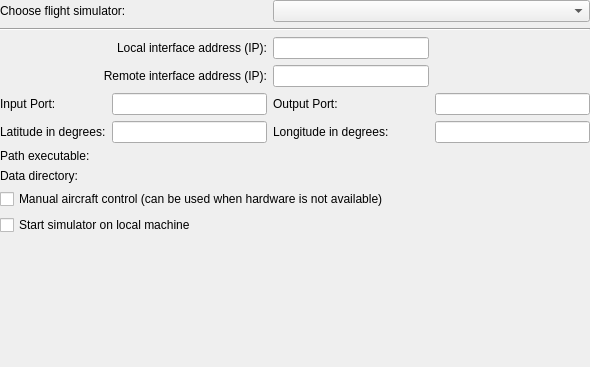
The window that ground/openpilotgcs/src/plugins/hitlnew/hitloptionspage.ui (openpilot/OpenPilot) describes before a commit, drawn with Qt 5.
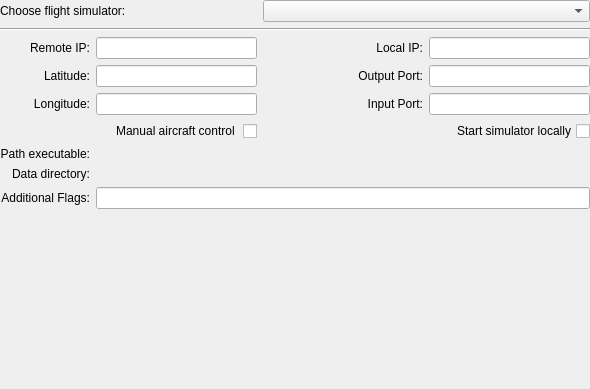
The same window after the commit. Custom widgets are drawn as their Qt base class.

Commit message: added ability to set config flags when loading flight gear

Patch:
```diff
--- a/ground/openpilotgcs/src/plugins/hitlnew/hitloptionspage.ui
+++ b/ground/openpilotgcs/src/plugins/hitlnew/hitloptionspage.ui
@@ -7,7 +7,7 @@
     <x>0</x>
     <y>0</y>
     <width>590</width>
-    <height>367</height>
+    <height>389</height>
    </rect>
   </property>
   <property name="sizePolicy">
@@ -23,10 +23,115 @@
    <property name="margin">
     <number>0</number>
    </property>
-   <item row="1" column="1" colspan="2">
-    <widget class="QLabel" name="label_3">
+   <item row="11" column="1" colspan="2">
+    <widget class="QCheckBox" name="manualControl">
+     <property name="sizePolicy">
+      <sizepolicy hsizetype="Preferred" vsizetype="Fixed">
+       <horstretch>0</horstretch>
+       <verstretch>0</verstretch>
+      </sizepolicy>
+     </property>
+     <property name="toolTip">
+      <string>Manual aircraft control (can be used when hardware is not available)</string>
+     </property>
+     <property name="layoutDirection">
+      <enum>Qt::RightToLeft</enum>
+     </property>
      <property name="text">
-      <string>Choose flight simulator:</string>
+      <string>Manual aircraft control </string>
+     </property>
+    </widget>
+   </item>
+   <item row="9" column="4">
+    <widget class="QLineEdit" name="inputPort">
+     <property name="sizePolicy">
+      <sizepolicy hsizetype="MinimumExpanding" vsizetype="Fixed">
+       <horstretch>0</horstretch>
+       <verstretch>0</verstretch>
+      </sizepolicy>
+     </property>
+     <property name="toolTip">
+      <string>For receiving data from sim</string>
+     </property>
+    </widget>
+   </item>
+   <item row="15" column="1">
+    <widget class="QLabel" name="label">
+     <property name="sizePolicy">
+      <sizepolicy hsizetype="Preferred" vsizetype="Fixed">
+       <horstretch>0</horstretch>
+       <verstretch>0</verstretch>
+      </sizepolicy>
+     </property>
+     <property name="text">
+      <string>Path executable:</string>
+     </property>
+     <property name="alignment">
+      <set>Qt::AlignRight|Qt::AlignTrailing|Qt::AlignVCenter</set>
+     </property>
+     <property name="margin">
+      <number>5</number>
+     </property>
+    </widget>
+   </item>
+   <item row="7" column="1">
+    <widget class="QLabel" name="label_7">
+     <property name="toolTip">
+      <string>In degrees</string>
+     </property>
+     <property name="text">
+      <string>Latitude:</string>
+     </property>
+     <property name="alignment">
+      <set>Qt::AlignRight|Qt::AlignTrailing|Qt::AlignVCenter</set>
+     </property>
+     <property name="margin">
+      <number>5</number>
+     </property>
+    </widget>
+   </item>
+   <item row="15" column="2" colspan="3">
+    <widget class="Utils::PathChooser" name="executablePath" native="true">
+     <property name="sizePolicy">
+      <sizepolicy hsizetype="Preferred" vsizetype="Preferred">
+       <horstretch>1</horstretch>
+       <verstretch>0</verstretch>
+      </sizepolicy>
+     </property>
+    </widget>
+   </item>
+   <item row="11" column="3" colspan="2">
+    <widget class="QCheckBox" name="startSim">
+     <property name="enabled">
+      <bool>true</bool>
+     </property>
+     <property name="sizePolicy">
+      <sizepolicy hsizetype="Preferred" vsizetype="Fixed">
+       <horstretch>0</horstretch>
+       <verstretch>0</verstretch>
+      </sizepolicy>
+     </property>
+     <property name="toolTip">
+      <string>Check this box to start the simulator on the local computer</string>
+     </property>
+     <property name="layoutDirection">
+      <enum>Qt::RightToLeft</enum>
+     </property>
+     <property name="text">
+      <string>Start simulator locally</string>
+     </property>
+    </widget>
+   </item>
+   <item row="16" column="2" colspan="3">
+    <widget class="Utils::PathChooser" name="dataPath" native="true"/>
+   </item>
+   <item row="9" column="2">
+    <widget class="QLineEdit" name="longitude">
+     <property name="sizePolicy">
+      <sizepolicy hsizetype="MinimumExpanding" vsizetype="Fixed">
+       <horstretch>0</horstretch>
+       <verstretch>0</verstretch>
+      </sizepolicy>
      </property>
     </widget>
    </item>
@@ -40,7 +145,7 @@
      </property>
     </widget>
    </item>
-   <item row="11" column="2">
+   <item row="18" column="2">
     <spacer name="verticalSpacer">
      <property name="orientation">
       <enum>Qt::Vertical</enum>
@@ -53,73 +158,53 @@
      </property>
     </spacer>
    </item>
-   <item row="3" column="1" colspan="2">
-    <widget class="QLabel" name="label_6">
-     <property name="sizePolicy">
-      <sizepolicy hsizetype="MinimumExpanding" vsizetype="Preferred">
-       <horstretch>0</horstretch>
-       <verstretch>0</verstretch>
-      </sizepolicy>
-     </property>
+   <item row="1" column="1" colspan="2">
+    <widget class="QLabel" name="label_3">
      <property name="text">
-      <string>Local interface address (IP):</string>
+      <string>Choose flight simulator:</string>
      </property>
-     <property name="alignment">
-      <set>Qt::AlignRight|Qt::AlignTrailing|Qt::AlignVCenter</set>
-     </property>
     </widget>
    </item>
-   <item row="6" column="1">
-    <widget class="QLabel" name="label_7">
-     <property name="text">
-      <string>Latitude in degrees:</string>
-     </property>
-    </widget>
-   </item>
-   <item row="6" column="3">
+   <item row="9" column="1">
     <widget class="QLabel" name="label_8">
-     <property name="text">
-      <string>Longitude in degrees:</string>
-     </property>
-    </widget>
-   </item>
-   <item row="8" column="1">
-    <widget class="QLabel" name="label_2">
-     <property name="sizePolicy">
-      <sizepolicy hsizetype="Preferred" vsizetype="Fixed">
-       <horstretch>0</horstretch>
-       <verstretch>0</verstretch>
-      </sizepolicy>
-     </property>
-     <property name="text">
-      <string>Data directory:</string>
-     </property>
-    </widget>
-   </item>
-   <item row="5" column="2">
-    <widget class="QLineEdit" name="inputPort">
-     <property name="sizePolicy">
-      <sizepolicy hsizetype="MinimumExpanding" vsizetype="Fixed">
-       <horstretch>0</horstretch>
-       <verstretch>0</verstretch>
-      </sizepolicy>
-     </property>
      <property name="toolTip">
-      <string>For receiving data from sim</string>
+      <string>in degrees</string>
+     </property>
+     <property name="text">
+      <string>Longitude:</string>
+     </property>
+     <property name="alignment">
+      <set>Qt::AlignRight|Qt::AlignTrailing|Qt::AlignVCenter</set>
+     </property>
+     <property name="margin">
+      <number>5</number>
      </property>
     </widget>
    </item>
-   <item row="7" column="2" colspan="3">
-    <widget class="Utils::PathChooser" name="executablePath" native="true">
+   <item row="7" column="2">
+    <widget class="QLineEdit" name="latitude">
      <property name="sizePolicy">
-      <sizepolicy hsizetype="Preferred" vsizetype="Preferred">
-       <horstretch>1</horstretch>
+      <sizepolicy hsizetype="MinimumExpanding" vsizetype="Fixed">
+       <horstretch>0</horstretch>
        <verstretch>0</verstretch>
       </sizepolicy>
      </property>
     </widget>
    </item>
-   <item row="5" column="3">
+   <item row="9" column="3">
+    <widget class="QLabel" name="label_5">
+     <property name="text">
+      <string>Input Port:</string>
+     </property>
+     <property name="alignment">
+      <set>Qt::AlignRight|Qt::AlignTrailing|Qt::AlignVCenter</set>
+     </property>
+     <property name="margin">
+      <number>5</number>
+     </property>
+    </widget>
+   </item>
+   <item row="7" column="3">
     <widget class="QLabel" name="label_4">
      <property name="sizePolicy">
       <sizepolicy hsizetype="Preferred" vsizetype="Preferred">
@@ -130,22 +215,35 @@
      <property name="text">
       <string>Output Port:</string>
      </property>
+     <property name="alignment">
+      <set>Qt::AlignRight|Qt::AlignTrailing|Qt::AlignVCenter</set>
+     </property>
+     <property name="margin">
+      <number>5</number>
+     </property>
     </widget>
    </item>
-   <item row="8" column="2" colspan="3">
-    <widget class="Utils::PathChooser" name="dataPath" native="true"/>
+   <item row="17" column="2" colspan="3">
+    <widget class="QLineEdit" name="additionalFlags">
+     <property name="toolTip">
+      <string>Additional startup flags to configure Flight Gear</string>
+     </property>
+    </widget>
    </item>
-   <item row="6" column="4">
-    <widget class="QLineEdit" name="longitude">
-     <property name="sizePolicy">
-      <sizepolicy hsizetype="MinimumExpanding" vsizetype="Fixed">
-       <horstretch>0</horstretch>
-       <verstretch>0</verstretch>
-      </sizepolicy>
+   <item row="17" column="1">
+    <widget class="QLabel" name="label_10">
+     <property name="text">
+      <string>Additional Flags:</string>
      </property>
+     <property name="alignment">
+      <set>Qt::AlignRight|Qt::AlignTrailing|Qt::AlignVCenter</set>
+     </property>
+     <property name="margin">
+      <number>5</number>
+     </property>
     </widget>
    </item>
-   <item row="5" column="4">
+   <item row="7" column="4">
     <widget class="QLineEdit" name="outputPort">
      <property name="sizePolicy">
       <sizepolicy hsizetype="MinimumExpanding" vsizetype="Fixed">
@@ -158,8 +256,8 @@
      </property>
     </widget>
    </item>
-   <item row="9" column="1" colspan="4">
-    <widget class="QCheckBox" name="manualControl">
+   <item row="16" column="1">
+    <widget class="QLabel" name="label_2">
      <property name="sizePolicy">
       <sizepolicy hsizetype="Preferred" vsizetype="Fixed">
        <horstretch>0</horstretch>
@@ -170,70 +268,30 @@
       <string>Manual aircraft control (can be used when hardware is not available)</string>
      </property>
      <property name="text">
-      <string>Manual aircraft control (can be used when hardware is not available)</string>
+      <string>Data directory:</string>
      </property>
-    </widget>
-   </item>
-   <item row="7" column="1">
-    <widget class="QLabel" name="label">
-     <property name="sizePolicy">
-      <sizepolicy hsizetype="Preferred" vsizetype="Fixed">
-       <horstretch>0</horstretch>
-       <verstretch>0</verstretch>
-      </sizepolicy>
+     <property name="alignment">
+      <set>Qt::AlignRight|Qt::AlignTrailing|Qt::AlignVCenter</set>
      </property>
-     <property name="text">
-      <string>Path executable:</string>
+     <property name="margin">
+      <number>5</number>
      </property>
     </widget>
    </item>
-   <item row="6" column="2">
-    <widget class="QLineEdit" name="latitude">
-     <property name="sizePolicy">
-      <sizepolicy hsizetype="MinimumExpanding" vsizetype="Fixed">
-       <horstretch>0</horstretch>
-       <verstretch>0</verstretch>
-      </sizepolicy>
-     </property>
-    </widget>
-   </item>
-   <item row="5" column="1">
-    <widget class="QLabel" name="label_5">
-     <property name="text">
-      <string>Input Port:</string>
-     </property>
-    </widget>
-   </item>
-   <item row="10" column="1" colspan="2">
-    <widget class="QCheckBox" name="startSim">
-     <property name="enabled">
-      <bool>true</bool>
-     </property>
-     <property name="sizePolicy">
-      <sizepolicy hsizetype="Preferred" vsizetype="Fixed">
-       <horstretch>0</horstretch>
-       <verstretch>0</verstretch>
-      </sizepolicy>
-     </property>
-     <property name="toolTip">
-      <string>Check this box to start the simulator on the local computer</string>
-     </property>
-     <property name="text">
-      <string>Start simulator on local machine</string>
-     </property>
-    </widget>
-   </item>
-   <item row="4" column="1" colspan="2">
+   <item row="4" column="1">
     <widget class="QLabel" name="label_9">
      <property name="text">
-      <string>Remote interface address (IP):</string>
+      <string>Remote IP:</string>
      </property>
      <property name="alignment">
       <set>Qt::AlignRight|Qt::AlignTrailing|Qt::AlignVCenter</set>
      </property>
+     <property name="margin">
+      <number>5</number>
+     </property>
     </widget>
    </item>
-   <item row="4" column="3">
+   <item row="4" column="2">
     <widget class="QLineEdit" name="remoteHostAddress">
      <property name="sizePolicy">
       <sizepolicy hsizetype="MinimumExpanding" vsizetype="Fixed">
@@ -246,7 +304,26 @@
      </property>
     </widget>
    </item>
-   <item row="3" column="3">
+   <item row="4" column="3">
+    <widget class="QLabel" name="label_6">
+     <property name="sizePolicy">
+      <sizepolicy hsizetype="MinimumExpanding" vsizetype="Preferred">
+       <horstretch>0</horstretch>
+       <verstretch>0</verstretch>
+      </sizepolicy>
+     </property>
+     <property name="text">
+      <string>Local IP:</string>
+     </property>
+     <property name="alignment">
+      <set>Qt::AlignRight|Qt::AlignTrailing|Qt::AlignVCenter</set>
+     </property>
+     <property name="margin">
+      <number>5</number>
+     </property>
+    </widget>
+   </item>
+   <item row="4" column="4">
     <widget class="QLineEdit" name="hostAddress">
      <property name="sizePolicy">
       <sizepolicy hsizetype="MinimumExpanding" vsizetype="Fixed">
```
Left out of the diff: 6 changed lines with no effect on the pictures. The commit also changes 5 other files.
